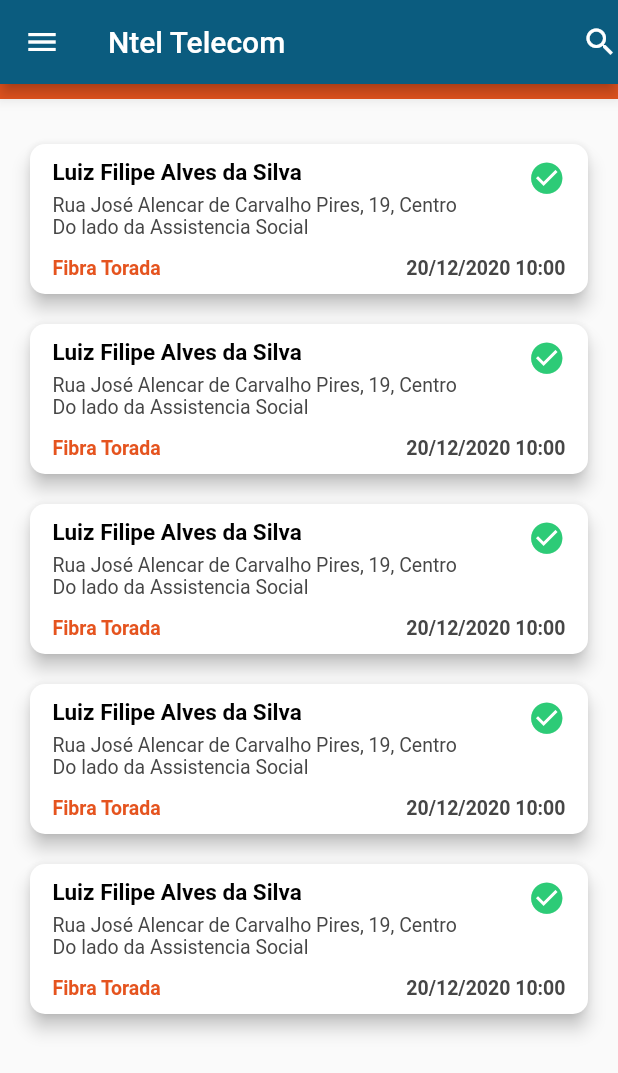
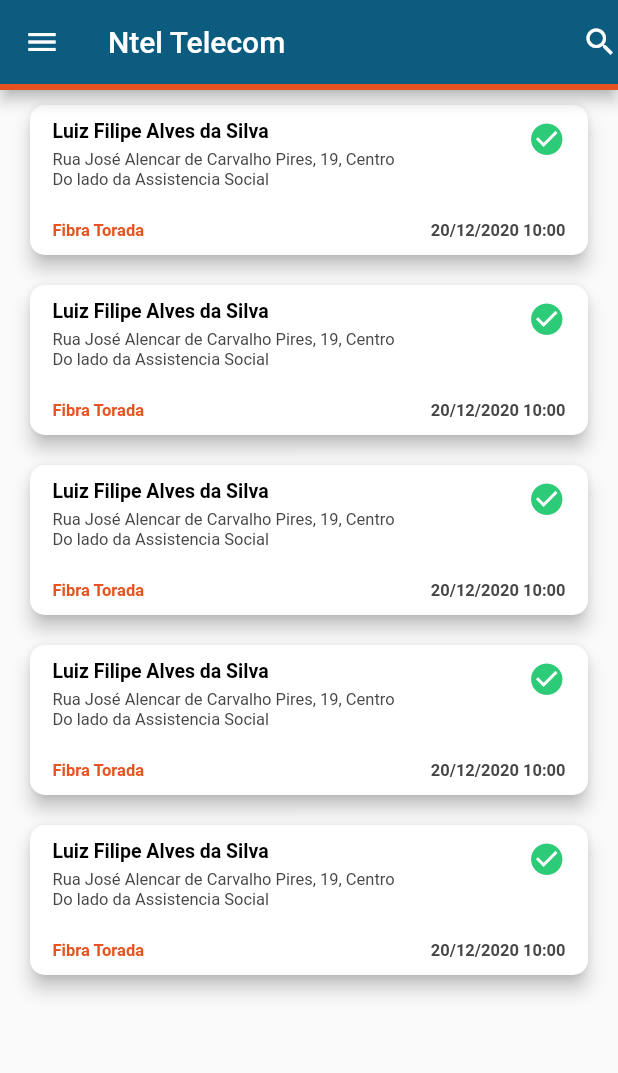
Before and after one commit to lufial-dev/gerenciamento_os_ntel, a Flutter app: the screen it shows after launch, on a phone screen of 412 x 824 dp. Shown: the top 1073 px of the screen. Run offline on Flutter 3.47's test engine with Material 2 defaults, Android fonts, the phone set to English and light mode, and no system bars.

```diff
--- a/lib/util/Util.dart
+++ b/lib/util/Util.dart
@@ -10,11 +10,12 @@ abstract class MyColors {
   static const Color DANGER = Color.fromRGBO(255, 0, 0, 1);
   static const Color WARNING = Color.fromRGBO(200, 216, 29, 1);
   static const Color SUCCESS = Color.fromRGBO(45, 203, 119, 1);
+  static const Color WRITE = Color.fromRGBO(250, 250, 250, 1);
 }
 
 abstract class MyFontSize {
-  static const double TITLE = 15;
-  static const double SUBTITLE = 13;
+  static const double TITLE = 13;
+  static const double SUBTITLE = 11;
 }
 
 abstract class MyIcons {
--- a/lib/views/Home.dart
+++ b/lib/views/Home.dart
@@ -1,6 +1,7 @@
 import 'package:flutter/cupertino.dart';
 import 'package:flutter/material.dart';
 import 'package:gerenciamento_os_ntel/util/Util.dart';
+import 'package:gerenciamento_os_ntel/views/Details.dart';
 import 'package:gerenciamento_os_ntel/widgets/ServiceCard.dart';
 
 class Home extends StatefulWidget {
@@ -18,29 +19,28 @@ class _MyHome extends State<Home> {
     return Scaffold(
       appBar: AppBar(
         backgroundColor: MyColors.PRIMARY,
+        bottom: PreferredSize(
+          child: Container(
+            color: MyColors.SECONDARY,
+            height: 4.0,
+          ),
+          preferredSize: Size.fromHeight(4.0),
+        ),
         actions: <Widget>[Icon(Icons.search)],
         title: Text("Ntel Telecom"),
       ),
       drawer: Drawer(),
-      body: SingleChildScrollView(
-        physics: ScrollPhysics(),
-        child: Column(
-          children: <Widget>[
-            Container(
-              height: 10,
-              color: MyColors.SECONDARY,
-              margin: EdgeInsets.only(bottom: 20),
-            ),
-            ListView.builder(
-              physics: NeverScrollableScrollPhysics(),
-              shrinkWrap: true,
-              itemCount: 5,
-              itemBuilder: (context, index) {
-                return ServiceCard();
-              },
-            ),
-          ],
-        ),
+      body: ListView.builder(
+        itemCount: 5,
+        itemBuilder: (context, index) {
+          return InkWell(
+            onTap: () {
+              Navigator.push(
+                  context, MaterialPageRoute(builder: (context) => Details()));
+            },
+            child: ServiceCard(),
+          );
+        },
       ),
     );
   }
```
Also changed, not shown: lib/views/Details.dart (added, +138 -0 lines), lib/widgets/TitleLine.dart (added, +44 -0 lines).
